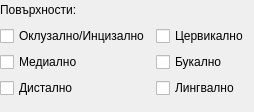
First picture: the form in src/View/SubWidgets/SurfaceSelector.ui, repository thefinalcutbg/DinoDent, before the edit.
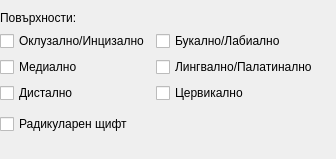
Second picture: the form after the edit.

What changed in the file:
```diff
--- a/src/View/SubWidgets/SurfaceSelector.ui
+++ b/src/View/SubWidgets/SurfaceSelector.ui
@@ -6,57 +6,26 @@
    <rect>
     <x>0</x>
     <y>0</y>
-    <width>254</width>
-    <height>112</height>
+    <width>336</width>
+    <height>159</height>
    </rect>
   </property>
   <property name="windowTitle">
    <string>SurfaceSelector</string>
   </property>
-  <layout class="QHBoxLayout" name="horizontalLayout_3">
-   <property name="spacing">
-    <number>0</number>
-   </property>
-   <property name="leftMargin">
-    <number>0</number>
-   </property>
-   <property name="topMargin">
-    <number>0</number>
-   </property>
-   <property name="rightMargin">
-    <number>0</number>
-   </property>
-   <property name="bottomMargin">
-    <number>0</number>
-   </property>
-   <item>
     <layout class="QVBoxLayout" name="verticalLayout_3">
+   <property name="leftMargin">
+    <number>0</number>
+   </property>
      <item>
-      <layout class="QHBoxLayout" name="horizontalLayout">
-       <item>
-        <widget class="QLabel" name="label">
+    <widget class="QLabel" name="surfaceLabel">
          <property name="text">
           <string>Повърхности:</string>
          </property>
         </widget>
        </item>
        <item>
-        <spacer name="horizontalSpacer">
-         <property name="orientation">
-          <enum>Qt::Horizontal</enum>
-         </property>
-         <property name="sizeHint" stdset="0">
-          <size>
-           <width>40</width>
-           <height>20</height>
-          </size>
-         </property>
-        </spacer>
-       </item>
-      </layout>
-     </item>
-     <item>
-      <layout class="QHBoxLayout" name="horizontalLayout_2">
+    <layout class="QHBoxLayout" name="horizontalLayout_4">
        <item>
         <layout class="QVBoxLayout" name="verticalLayout_2">
          <item>
@@ -80,37 +49,69 @@
            </property>
           </widget>
          </item>
-        </layout>
+       <item>
+        <spacer name="verticalSpacer_6">
+         <property name="orientation">
+          <enum>Qt::Vertical</enum>
+         </property>
+         <property name="sizeType">
+          <enum>QSizePolicy::Fixed</enum>
+         </property>
+         <property name="sizeHint" stdset="0">
+          <size>
+           <width>20</width>
+           <height>5</height>
+          </size>
+         </property>
+        </spacer>
        </item>
        <item>
-        <layout class="QVBoxLayout" name="verticalLayout">
-         <item>
-          <widget class="QCheckBox" name="c_check">
+        <widget class="QCheckBox" name="postCheck">
            <property name="text">
-            <string>Цервикално</string>
+          <string>Радикуларен щифт</string>
            </property>
           </widget>
          </item>
+       <item>
+        <spacer name="verticalSpacer_7">
+         <property name="orientation">
+          <enum>Qt::Vertical</enum>
+         </property>
+         <property name="sizeHint" stdset="0">
+          <size>
+           <width>20</width>
+           <height>40</height>
+          </size>
+         </property>
+        </spacer>
+       </item>
+      </layout>
+     </item>
+     <item>
+      <layout class="QVBoxLayout" name="verticalLayout_8">
          <item>
           <widget class="QCheckBox" name="b_check">
            <property name="text">
-            <string>Букално</string>
+          <string>Букално/Лабиално</string>
            </property>
           </widget>
          </item>
          <item>
           <widget class="QCheckBox" name="l_check">
            <property name="text">
-            <string>Лингвално</string>
+          <string>Лингвално/Палатинално</string>
            </property>
           </widget>
          </item>
-        </layout>
+       <item>
+        <widget class="QCheckBox" name="c_check">
+         <property name="text">
+          <string>Цервикално</string>
+         </property>
+        </widget>
        </item>
-      </layout>
-     </item>
      <item>
-      <spacer name="verticalSpacer">
+        <spacer name="verticalSpacer_3">
        <property name="orientation">
         <enum>Qt::Vertical</enum>
        </property>
@@ -125,17 +126,19 @@
     </layout>
    </item>
    <item>
-    <spacer name="horizontalSpacer_2">
+      <spacer name="horizontalSpacer_4">
      <property name="orientation">
       <enum>Qt::Horizontal</enum>
      </property>
      <property name="sizeHint" stdset="0">
       <size>
-       <width>2</width>
+         <width>40</width>
        <height>20</height>
       </size>
      </property>
     </spacer>
+     </item>
+    </layout>
    </item>
   </layout>
  </widget>
```
Lines whose indentation alone changed are shown as unchanged.
